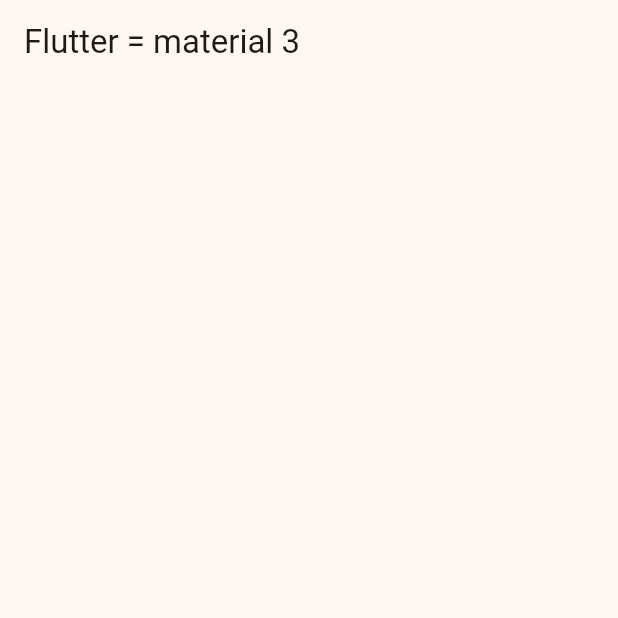
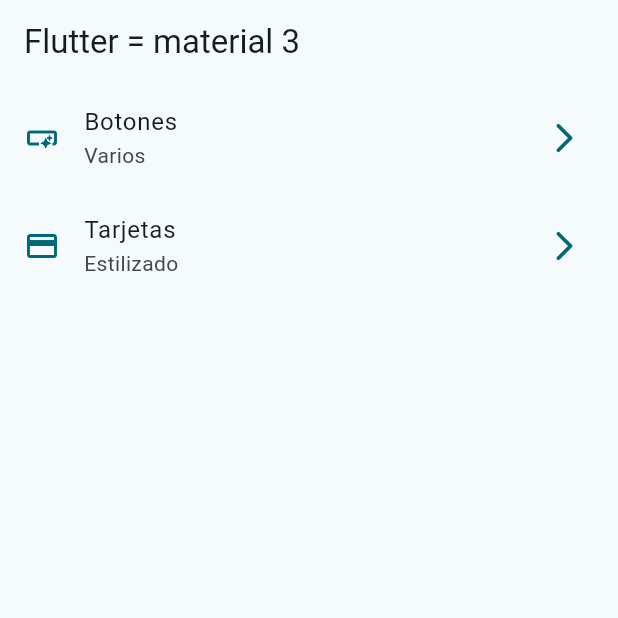
Before and after one commit to Juan211443/Flutter_widgets_app, a Flutter app: the screen it shows after launch, on a phone screen of 412 x 824 dp, the top half of it. Run offline on Flutter 3.47's test engine with Material 3 defaults, Android fonts, the phone set to English and light mode, and no system bars.

Commit message:
Home screen implementation

```diff
--- a/lib/config/theme/app_theme.dart
+++ b/lib/config/theme/app_theme.dart
@@ -1,6 +1,7 @@
 import 'package:flutter/material.dart';
 
 const colorList = <Color>[
+  Colors.cyan,
   Colors.amber,
   Colors.blue,
   Colors.green,
@@ -15,7 +16,7 @@ class AppTheme {
   AppTheme({this.selectedColor = 0})
     : assert(
         selectedColor >= 0 || selectedColor <= colorList.length,
-        'Select a color between 0 - 5',
+        'Select a color between 0 - 6',
       );
 
   ThemeData getTheme() => ThemeData(
--- a/lib/presentation/screens/home/home_screen.dart
+++ b/lib/presentation/screens/home/home_screen.dart
@@ -1,4 +1,5 @@
 import 'package:flutter/material.dart';
+import 'package:widgets_app/config/menu/menu_items.dart';
 
 class HomeScreen extends StatelessWidget {
   const HomeScreen({super.key});
@@ -6,9 +7,44 @@ class HomeScreen extends StatelessWidget {
   @override
   Widget build(BuildContext context) {
     return Scaffold(
-      appBar: AppBar(
-        title: const Text('Flutter = material 3'),
-      ),
+      appBar: AppBar(title: const Text('Flutter = material 3')),
+      body: _HomeView(),
     );
   }
 }
+
+class _HomeView extends StatelessWidget {
+  const _HomeView();
+
+  @override
+  Widget build(BuildContext context) {
+    return ListView.builder(
+      itemCount: appMenuItems.length,
+      itemBuilder: (context, index) {
+        final menuItem = appMenuItems[index];
+        return _CustomListTitle(menuItem: menuItem);
+      },
+    );
+  }
+}
+
+class _CustomListTitle extends StatelessWidget {
+  const _CustomListTitle({required this.menuItem});
+
+  final MenuItems menuItem;
+
+  @override
+  Widget build(BuildContext context) {
+    final colors = Theme.of(context).colorScheme;
+
+    return ListTile(
+      leading: Icon(menuItem.icon, color: colors.primary),
+      trailing: Icon(Icons.arrow_forward_ios_rounded, color: colors.primary,),
+      title: Text(menuItem.tittle),
+      subtitle: Text(menuItem.subTittle),
+      onTap: (){
+        //TODO: Navigation
+      },
+    );
+  }
+}
```
